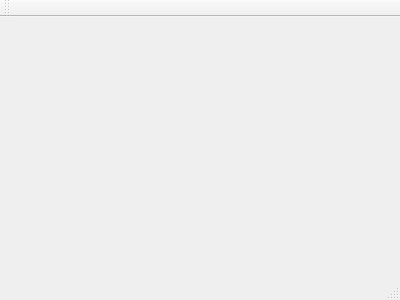
First picture: the form in Windows/isichazamazwi/isichazamazwi.ui, repository straceX/isichazamazwi, before the edit.
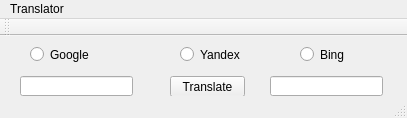
Second picture: the form after the edit.

Commit message:
Add new buttons and radio buttons
Add new buttons and radio buttons

What changed in the file:
```diff
--- a/Windows/isichazamazwi/isichazamazwi.ui
+++ b/Windows/isichazamazwi/isichazamazwi.ui
@@ -1,24 +1,133 @@
 <ui version="4.0">
  <class>isichazamazwi</class>
- <widget class="QMainWindow" name="isichazamazwi" >
-  <property name="geometry" >
+ <widget class="QMainWindow" name="isichazamazwi">
+  <property name="windowModality">
+   <enum>Qt::NonModal</enum>
+  </property>
+  <property name="geometry">
    <rect>
     <x>0</x>
     <y>0</y>
-    <width>400</width>
-    <height>300</height>
+    <width>407</width>
+    <height>118</height>
    </rect>
   </property>
   <property name="windowTitle" >
    <string>isichazamazwi</string>
   </property>
-  <widget class="QMenuBar" name="menuBar" />
-  <widget class="QToolBar" name="mainToolBar" />
-  <widget class="QWidget" name="centralWidget" />
-  <widget class="QStatusBar" name="statusBar" />
+  <property name="windowOpacity">
+   <double>2.000000000000000</double>
+  </property>
+  <property name="toolTip">
+   <string/>
+  </property>
+  <property name="toolButtonStyle">
+   <enum>Qt::ToolButtonIconOnly</enum>
+  </property>
+  <widget class="QWidget" name="centralWidget">
+   <widget class="QPushButton" name="btn_translate">
+    <property name="geometry">
+     <rect>
+      <x>170</x>
+      <y>40</y>
+      <width>75</width>
+      <height>21</height>
+     </rect>
+    </property>
+    <property name="text">
+     <string>Translate</string>
+    </property>
+   </widget>
+   <widget class="QLineEdit" name="txt_source">
+    <property name="geometry">
+     <rect>
+      <x>20</x>
+      <y>40</y>
+      <width>113</width>
+      <height>20</height>
+     </rect>
+    </property>
+    <property name="inputMethodHints">
+     <set>Qt::ImhNone</set>
+    </property>
+   </widget>
+   <widget class="QLineEdit" name="txt_destination">
+    <property name="geometry">
+     <rect>
+      <x>270</x>
+      <y>40</y>
+      <width>113</width>
+      <height>20</height>
+     </rect>
+    </property>
+   </widget>
+   <widget class="QRadioButton" name="rbtn_google">
+    <property name="geometry">
+     <rect>
+      <x>30</x>
+      <y>10</y>
+      <width>82</width>
+      <height>17</height>
+     </rect>
+    </property>
+    <property name="text">
+     <string>Google</string>
+    </property>
+   </widget>
+   <widget class="QRadioButton" name="rbtn_yandex">
+    <property name="geometry">
+     <rect>
+      <x>180</x>
+      <y>10</y>
+      <width>82</width>
+      <height>17</height>
+     </rect>
+    </property>
+    <property name="text">
+     <string>Yandex</string>
+    </property>
+   </widget>
+   <widget class="QRadioButton" name="rbtn_bing">
+    <property name="geometry">
+     <rect>
+      <x>300</x>
+      <y>10</y>
+      <width>82</width>
+      <height>17</height>
+     </rect>
+    </property>
+    <property name="text">
+     <string>Bing</string>
+    </property>
+   </widget>
+  </widget>
+  <widget class="QMenuBar" name="menuBar">
+   <property name="geometry">
+    <rect>
+     <x>0</x>
+     <y>0</y>
+     <width>407</width>
+     <height>21</height>
+    </rect>
+   </property>
+   <widget class="QMenu" name="menuTranslator">
+    <property name="title">
+     <string>Translator</string>
+    </property>
+   </widget>
+   <addaction name="menuTranslator"/>
+  </widget>
+  <widget class="QToolBar" name="mainToolBar">
+   <attribute name="toolBarArea">
+    <enum>TopToolBarArea</enum>
+   </attribute>
+   <attribute name="toolBarBreak">
+    <bool>false</bool>
+   </attribute>
+  </widget>
+  <widget class="QStatusBar" name="statusBar"/>
  </widget>
- <layoutDefault spacing="6" margin="11" />
- <pixmapfunction></pixmapfunction>
+ <layoutdefault spacing="6" margin="11"/>
  <resources/>
  <connections/>
 </ui>
```
Left out of the diff: 6 changed lines with no effect on the pictures.
